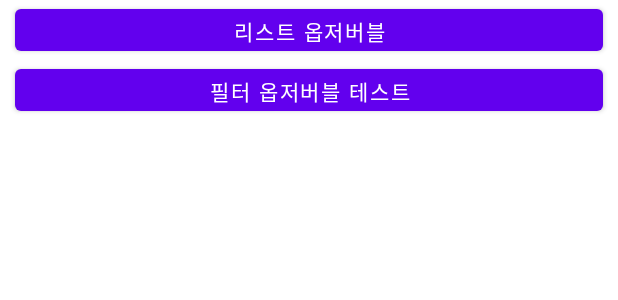
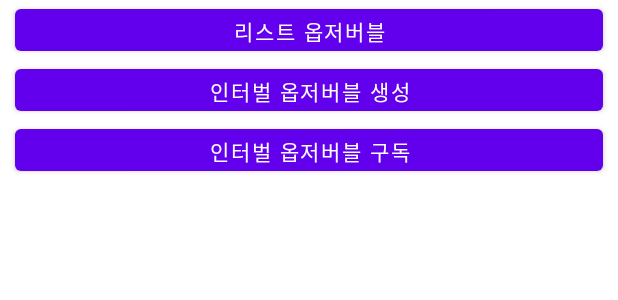
Before and after one commit to tkdehs/android_rxkotlin_start, an Android app: the layout activity_main.xml on its own in the app's theme, with its tools: preview values and no code run, on a phone screen of 412 x 824 dp. Shown: the top 300 px of the screen. Run offline under Robolectric (Android 15) with nearby library versions, the phone set to English and light mode, and no system bars.

```diff
--- a/app/src/main/res/layout/activity_main.xml
+++ b/app/src/main/res/layout/activity_main.xml
@@ -23,7 +23,14 @@
         android:layout_width="match_parent"
         android:layout_height="40dp"
         android:layout_marginHorizontal="10dp"
-        android:text="필터 옵저버블 테스트"
+        android:text="인터벌 옵저버블 생성"
+        />
+    <Button
+        android:id="@+id/btn3"
+        android:layout_width="match_parent"
+        android:layout_height="40dp"
+        android:layout_marginHorizontal="10dp"
+        android:text="인터벌 옵저버블 구독"
         />
 </LinearLayout>
 
```
Also changed, not shown: app/src/main/java/com/pnx/MainActivity.kt (+22 -29 lines).
